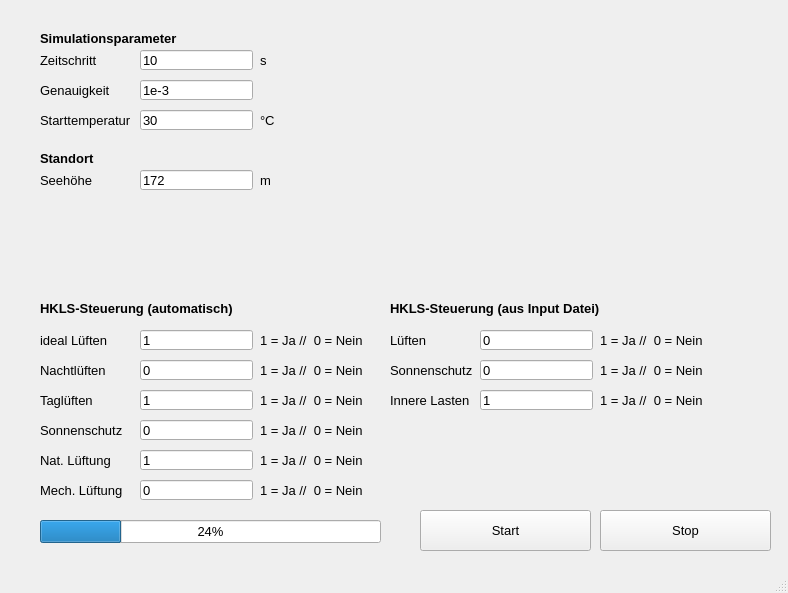
Before: the Qt Designer form SommerlUeberw_py/mainGUI2.ui in andreass0/SUe, drawn with Qt 5.
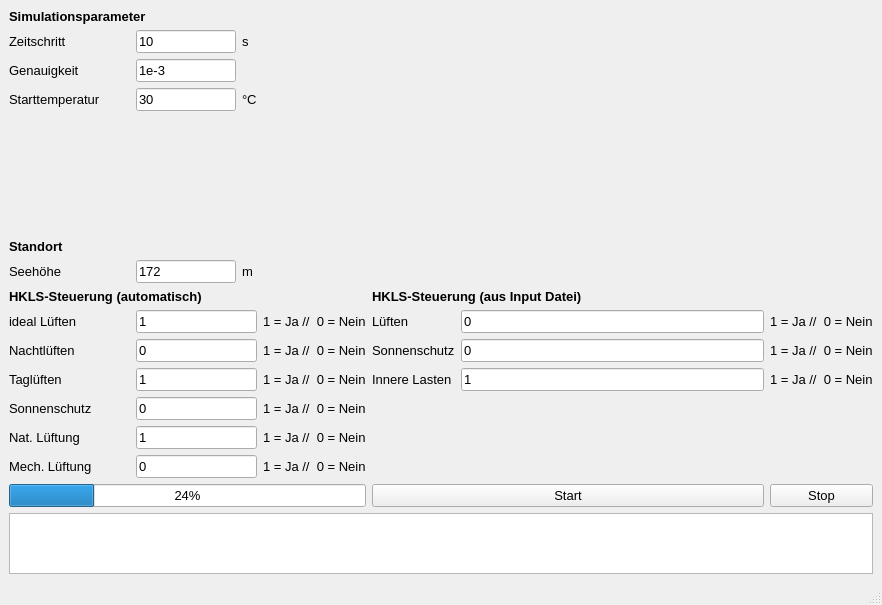
After: the same form once the commit is applied. Custom widgets are drawn as their Qt base class.

Commit message: Gui us in grid layout and can be scaled. Added handling for high resolution displays and scaling in mainWindow.py. Added estimated calculation time and simulation accuracy.

```diff
--- a/SommerlUeberw_py/mainGUI2.ui
+++ b/SommerlUeberw_py/mainGUI2.ui
@@ -6,41 +6,83 @@
    <rect>
     <x>0</x>
     <y>0</y>
-    <width>788</width>
-    <height>593</height>
+    <width>882</width>
+    <height>605</height>
    </rect>
   </property>
   <property name="windowTitle">
    <string>SUe-Thermischer Komfort</string>
   </property>
   <widget class="QWidget" name="centralwidget">
-   <widget class="QLabel" name="label_8">
-    <property name="geometry">
-     <rect>
-      <x>40</x>
-      <y>420</y>
-      <width>121</width>
-      <height>21</height>
-     </rect>
-    </property>
+   <layout class="QGridLayout" name="gridLayout">
+    <item row="13" column="0" colspan="4">
+     <widget class="QLabel" name="labelHKLS">
+      <property name="font">
+       <font>
+        <pointsize>10</pointsize>
+        <weight>75</weight>
+        <bold>true</bold>
+       </font>
+      </property>
+      <property name="text">
+       <string>HKLS-Steuerung (automatisch)</string>
+      </property>
+     </widget>
+    </item>
+    <item row="15" column="6">
+     <widget class="QLabel" name="label_19">
     <property name="font">
      <font>
       <pointsize>10</pointsize>
      </font>
     </property>
     <property name="text">
-     <string>Sonnenschutz</string>
-    </property>
-   </widget>
+       <string>1 = Ja //  0 = Nein</string>
+      </property>
+     </widget>
+    </item>
+    <item row="0" column="0" colspan="2">
+     <widget class="QLabel" name="labelSimpara">
+      <property name="font">
+       <font>
+        <pointsize>10</pointsize>
+        <weight>75</weight>
+        <bold>true</bold>
+       </font>
+      </property>
+      <property name="text">
+       <string>Simulationsparameter</string>
+      </property>
+     </widget>
+    </item>
+    <item row="13" column="4" colspan="3">
+     <widget class="QLabel" name="labelHKLS_2">
+      <property name="font">
+       <font>
+        <pointsize>10</pointsize>
+        <weight>75</weight>
+        <bold>true</bold>
+       </font>
+      </property>
+      <property name="text">
+       <string>HKLS-Steuerung (aus Input Datei)</string>
+      </property>
+     </widget>
+    </item>
+    <item row="14" column="4">
+     <widget class="QLabel" name="label_17">
+      <property name="font">
+       <font>
+        <pointsize>10</pointsize>
+       </font>
+      </property>
+      <property name="text">
+       <string>Lüften</string>
+      </property>
+     </widget>
+    </item>
+    <item row="14" column="1" colspan="2">
    <widget class="QLineEdit" name="idealLueftenInput">
-    <property name="geometry">
-     <rect>
-      <x>140</x>
-      <y>330</y>
-      <width>113</width>
-      <height>20</height>
-     </rect>
-    </property>
     <property name="font">
      <font>
       <pointsize>10</pointsize>
@@ -50,69 +92,110 @@
      <string>1</string>
     </property>
    </widget>
-   <widget class="QLabel" name="label_6">
-    <property name="geometry">
-     <rect>
-      <x>40</x>
-      <y>360</y>
-      <width>121</width>
-      <height>21</height>
-     </rect>
-    </property>
+    </item>
+    <item row="21" column="0" colspan="7">
+     <widget class="QTextEdit" name="textEditCalcInfo">
+      <property name="maximumSize">
+       <size>
+        <width>16777215</width>
+        <height>61</height>
+       </size>
+      </property>
+      <property name="html">
+       <string>&lt;!DOCTYPE HTML PUBLIC &quot;-//W3C//DTD HTML 4.0//EN&quot; &quot;http://www.w3.org/TR/REC-html40/strict.dtd&quot;&gt;
+&lt;html&gt;&lt;head&gt;&lt;meta name=&quot;qrichtext&quot; content=&quot;1&quot; /&gt;&lt;style type=&quot;text/css&quot;&gt;
+p, li { white-space: pre-wrap; }
+&lt;/style&gt;&lt;/head&gt;&lt;body style=&quot; font-family:'MS Shell Dlg 2'; font-size:8.25pt; font-weight:400; font-style:normal;&quot;&gt;
+&lt;p style=&quot;-qt-paragraph-type:empty; margin-top:0px; margin-bottom:0px; margin-left:0px; margin-right:0px; -qt-block-indent:0; text-indent:0px;&quot;&gt;&lt;br /&gt;&lt;/p&gt;&lt;/body&gt;&lt;/html&gt;</string>
+      </property>
+     </widget>
+    </item>
+    <item row="14" column="5">
+     <widget class="QLineEdit" name="CustomLueftenInput">
     <property name="font">
      <font>
       <pointsize>10</pointsize>
      </font>
     </property>
     <property name="text">
-     <string>Nachtlüften</string>
-    </property>
-   </widget>
-   <widget class="QLineEdit" name="zeitschrittInput">
-    <property name="geometry">
-     <rect>
-      <x>140</x>
-      <y>50</y>
-      <width>113</width>
-      <height>20</height>
-     </rect>
-    </property>
+       <string>0</string>
+      </property>
+     </widget>
+    </item>
+    <item row="16" column="5">
+     <widget class="QLineEdit" name="CustomInnereLastenInput">
+      <property name="font">
+       <font>
+        <pointsize>10</pointsize>
+       </font>
+      </property>
+      <property name="text">
+       <string>1</string>
+      </property>
+     </widget>
+    </item>
+    <item row="18" column="1" colspan="2">
+     <widget class="QLineEdit" name="NatLueftenInput">
     <property name="font">
      <font>
       <pointsize>10</pointsize>
      </font>
     </property>
     <property name="text">
-     <string>10</string>
-    </property>
-   </widget>
-   <widget class="QLabel" name="label">
-    <property name="geometry">
-     <rect>
-      <x>40</x>
-      <y>50</y>
-      <width>121</width>
-      <height>21</height>
-     </rect>
-    </property>
+       <string>1</string>
+      </property>
+     </widget>
+    </item>
+    <item row="15" column="4">
+     <widget class="QLabel" name="label_20">
+      <property name="font">
+       <font>
+        <pointsize>10</pointsize>
+       </font>
+      </property>
+      <property name="text">
+       <string>Sonnenschutz</string>
+      </property>
+     </widget>
+    </item>
+    <item row="15" column="1" colspan="2">
+     <widget class="QLineEdit" name="NachtlueftenInput">
     <property name="font">
      <font>
       <pointsize>10</pointsize>
      </font>
     </property>
     <property name="text">
-     <string>Zeitschritt</string>
-    </property>
-   </widget>
+       <string>0</string>
+      </property>
+     </widget>
+    </item>
+    <item row="16" column="1" colspan="2">
+     <widget class="QLineEdit" name="TaglueftenInput">
+      <property name="font">
+       <font>
+        <pointsize>10</pointsize>
+       </font>
+      </property>
+      <property name="text">
+       <string>1</string>
+      </property>
+     </widget>
+    </item>
+    <item row="19" column="3">
+     <widget class="QLabel" name="label_14">
+      <property name="font">
+       <font>
+        <pointsize>10</pointsize>
+       </font>
+      </property>
+      <property name="text">
+       <string>1 = Ja //  0 = Nein</string>
+      </property>
+     </widget>
+    </item>
+    <item row="14" column="3">
    <widget class="QLabel" name="label_4">
-    <property name="geometry">
-     <rect>
-      <x>260</x>
-      <y>330</y>
-      <width>121</width>
-      <height>21</height>
-     </rect>
-    </property>
     <property name="font">
      <font>
       <pointsize>10</pointsize>
@@ -122,50 +205,26 @@
      <string>1 = Ja //  0 = Nein</string>
     </property>
    </widget>
-   <widget class="QLabel" name="label_5">
-    <property name="geometry">
-     <rect>
-      <x>260</x>
-      <y>360</y>
-      <width>121</width>
-      <height>21</height>
-     </rect>
-    </property>
+    </item>
+    <item row="16" column="4">
+     <widget class="QLabel" name="label_23">
     <property name="font">
      <font>
       <pointsize>10</pointsize>
      </font>
     </property>
     <property name="text">
-     <string>1 = Ja //  0 = Nein</string>
-    </property>
-   </widget>
-   <widget class="QLineEdit" name="SonnenschutzInput">
-    <property name="geometry">
-     <rect>
-      <x>140</x>
-      <y>420</y>
-      <width>113</width>
-      <height>20</height>
-     </rect>
-    </property>
-    <property name="font">
-     <font>
-      <pointsize>10</pointsize>
-     </font>
-    </property>
-    <property name="text">
-     <string>0</string>
-    </property>
-   </widget>
+       <string>Innere Lasten</string>
+      </property>
+     </widget>
+    </item>
+    <item row="1" column="2">
    <widget class="QLabel" name="label_2">
-    <property name="geometry">
-     <rect>
-      <x>260</x>
-      <y>50</y>
-      <width>121</width>
-      <height>21</height>
-     </rect>
+      <property name="maximumSize">
+       <size>
+        <width>14</width>
+        <height>22</height>
+       </size>
     </property>
     <property name="font">
      <font>
@@ -176,14 +235,50 @@
      <string>s</string>
     </property>
    </widget>
+    </item>
+    <item row="17" column="0">
+     <widget class="QLabel" name="label_8">
+      <property name="font">
+       <font>
+        <pointsize>10</pointsize>
+       </font>
+      </property>
+      <property name="text">
+       <string>Sonnenschutz</string>
+      </property>
+     </widget>
+    </item>
+    <item row="18" column="0">
+     <widget class="QLabel" name="label_12">
+      <property name="font">
+       <font>
+        <pointsize>10</pointsize>
+       </font>
+      </property>
+      <property name="text">
+       <string>Nat. Lüftung</string>
+      </property>
+     </widget>
+    </item>
+    <item row="1" column="0">
+     <widget class="QLabel" name="label">
+      <property name="font">
+       <font>
+        <pointsize>10</pointsize>
+       </font>
+      </property>
+      <property name="text">
+       <string>Zeitschritt</string>
+      </property>
+     </widget>
+    </item>
+    <item row="14" column="0">
    <widget class="QLabel" name="label_3">
-    <property name="geometry">
-     <rect>
-      <x>40</x>
-      <y>330</y>
+      <property name="minimumSize">
+       <size>
       <width>121</width>
-      <height>21</height>
-     </rect>
+        <height>0</height>
+       </size>
     </property>
     <property name="font">
      <font>
@@ -194,33 +289,9 @@
      <string>ideal Lüften</string>
     </property>
    </widget>
-   <widget class="QLineEdit" name="NachtlueftenInput">
-    <property name="geometry">
-     <rect>
-      <x>140</x>
-      <y>360</y>
-      <width>113</width>
-      <height>20</height>
-     </rect>
-    </property>
-    <property name="font">
-     <font>
-      <pointsize>10</pointsize>
-     </font>
-    </property>
-    <property name="text">
-     <string>0</string>
-    </property>
-   </widget>
-   <widget class="QLabel" name="label_7">
-    <property name="geometry">
-     <rect>
-      <x>260</x>
-      <y>420</y>
-      <width>121</width>
-      <height>21</height>
-     </rect>
-    </property>
+    </item>
+    <item row="14" column="6">
+     <widget class="QLabel" name="label_18">
     <property name="font">
      <font>
       <pointsize>10</pointsize>
@@ -230,15 +301,51 @@
      <string>1 = Ja //  0 = Nein</string>
     </property>
    </widget>
+    </item>
+    <item row="17" column="1" colspan="2">
+     <widget class="QLineEdit" name="SonnenschutzInput">
+      <property name="font">
+       <font>
+        <pointsize>10</pointsize>
+       </font>
+      </property>
+      <property name="text">
+       <string>0</string>
+      </property>
+     </widget>
+    </item>
+    <item row="3" column="1">
+     <widget class="QLineEdit" name="startTempInput">
+      <property name="maximumSize">
+       <size>
+        <width>100</width>
+        <height>16777215</height>
+       </size>
+      </property>
+      <property name="font">
+       <font>
+        <pointsize>10</pointsize>
+       </font>
+      </property>
+      <property name="text">
+       <string>30</string>
+      </property>
+     </widget>
+    </item>
+    <item row="19" column="1" colspan="2">
+     <widget class="QLineEdit" name="MechLueftenInput">
+      <property name="font">
+       <font>
+        <pointsize>10</pointsize>
+       </font>
+      </property>
+      <property name="text">
+       <string>0</string>
+      </property>
+     </widget>
+    </item>
+    <item row="20" column="4" colspan="2">
    <widget class="QPushButton" name="startSimulation">
-    <property name="geometry">
-     <rect>
-      <x>420</x>
-      <y>510</y>
-      <width>171</width>
-      <height>41</height>
-     </rect>
-    </property>
     <property name="font">
      <font>
       <pointsize>10</pointsize>
@@ -248,69 +355,21 @@
      <string>Start</string>
     </property>
    </widget>
-   <widget class="QLabel" name="label_9">
-    <property name="geometry">
-     <rect>
-      <x>260</x>
-      <y>170</y>
-      <width>121</width>
-      <height>21</height>
-     </rect>
-    </property>
+    </item>
+    <item row="16" column="0">
+     <widget class="QLabel" name="label_16">
     <property name="font">
      <font>
       <pointsize>10</pointsize>
      </font>
     </property>
     <property name="text">
-     <string>m</string>
-    </property>
-   </widget>
-   <widget class="QLabel" name="label_10">
-    <property name="geometry">
-     <rect>
-      <x>40</x>
-      <y>170</y>
-      <width>121</width>
-      <height>21</height>
-     </rect>
-    </property>
-    <property name="font">
-     <font>
-      <pointsize>10</pointsize>
-     </font>
-    </property>
-    <property name="text">
-     <string>Seehöhe</string>
-    </property>
-   </widget>
-   <widget class="QLineEdit" name="SeehoeheInput">
-    <property name="geometry">
-     <rect>
-      <x>140</x>
-      <y>170</y>
-      <width>113</width>
-      <height>20</height>
-     </rect>
-    </property>
-    <property name="font">
-     <font>
-      <pointsize>10</pointsize>
-     </font>
-    </property>
-    <property name="text">
-     <string>172</string>
-    </property>
-   </widget>
+       <string>Taglüften</string>
+      </property>
+     </widget>
+    </item>
+    <item row="18" column="3">
    <widget class="QLabel" name="label_11">
-    <property name="geometry">
-     <rect>
-      <x>260</x>
-      <y>450</y>
-      <width>121</width>
-      <height>21</height>
-     </rect>
-    </property>
     <property name="font">
      <font>
       <pointsize>10</pointsize>
@@ -320,51 +379,33 @@
      <string>1 = Ja //  0 = Nein</string>
     </property>
    </widget>
-   <widget class="QLineEdit" name="NatLueftenInput">
-    <property name="geometry">
-     <rect>
-      <x>140</x>
-      <y>450</y>
-      <width>113</width>
-      <height>20</height>
-     </rect>
-    </property>
+    </item>
+    <item row="15" column="0">
+     <widget class="QLabel" name="label_6">
     <property name="font">
      <font>
       <pointsize>10</pointsize>
      </font>
     </property>
     <property name="text">
-     <string>1</string>
-    </property>
-   </widget>
-   <widget class="QLabel" name="label_12">
-    <property name="geometry">
-     <rect>
-      <x>40</x>
-      <y>450</y>
-      <width>121</width>
-      <height>21</height>
-     </rect>
-    </property>
+       <string>Nachtlüften</string>
+      </property>
+     </widget>
+    </item>
+    <item row="15" column="5">
+     <widget class="QLineEdit" name="CustomSonnenschutzInput">
     <property name="font">
      <font>
       <pointsize>10</pointsize>
      </font>
     </property>
     <property name="text">
-     <string>Nat. Lüftung</string>
-    </property>
-   </widget>
+       <string>0</string>
+      </property>
+     </widget>
+    </item>
+    <item row="19" column="0">
    <widget class="QLabel" name="label_13">
-    <property name="geometry">
-     <rect>
-      <x>40</x>
-      <y>480</y>
-      <width>121</width>
-      <height>21</height>
-     </rect>
-    </property>
     <property name="font">
      <font>
       <pointsize>10</pointsize>
@@ -374,51 +415,39 @@
      <string>Mech. Lüftung</string>
     </property>
    </widget>
-   <widget class="QLineEdit" name="MechLueftenInput">
-    <property name="geometry">
-     <rect>
-      <x>140</x>
-      <y>480</y>
-      <width>113</width>
-      <height>20</height>
-     </rect>
+    </item>
+    <item row="20" column="0" colspan="4">
+     <widget class="QProgressBar" name="progressBar">
+      <property name="minimumSize">
+       <size>
+        <width>0</width>
+        <height>0</height>
+       </size>
     </property>
     <property name="font">
      <font>
       <pointsize>10</pointsize>
      </font>
     </property>
-    <property name="text">
-     <string>0</string>
-    </property>
-   </widget>
-   <widget class="QLabel" name="label_14">
-    <property name="geometry">
-     <rect>
-      <x>260</x>
-      <y>480</y>
-      <width>121</width>
-      <height>21</height>
-     </rect>
-    </property>
+      <property name="value">
+       <number>24</number>
+      </property>
+     </widget>
+    </item>
+    <item row="11" column="0">
+     <widget class="QLabel" name="label_10">
     <property name="font">
      <font>
       <pointsize>10</pointsize>
      </font>
     </property>
     <property name="text">
-     <string>1 = Ja //  0 = Nein</string>
-    </property>
-   </widget>
+       <string>Seehöhe</string>
+      </property>
+     </widget>
+    </item>
+    <item row="16" column="3">
    <widget class="QLabel" name="label_15">
-    <property name="geometry">
-     <rect>
-      <x>260</x>
-      <y>390</y>
-      <width>121</width>
-      <height>21</height>
-     </rect>
-    </property>
     <property name="font">
      <font>
       <pointsize>10</pointsize>
@@ -428,71 +457,9 @@
      <string>1 = Ja //  0 = Nein</string>
     </property>
    </widget>
-   <widget class="QLineEdit" name="TaglueftenInput">
-    <property name="geometry">
-     <rect>
-      <x>140</x>
-      <y>390</y>
-      <width>113</width>
-      <height>20</height>
-     </rect>
-    </property>
-    <property name="font">
-     <font>
-      <pointsize>10</pointsize>
-     </font>
-    </property>
-    <property name="text">
-     <string>1</string>
-    </property>
-   </widget>
-   <widget class="QLabel" name="label_16">
-    <property name="geometry">
-     <rect>
-      <x>40</x>
-      <y>390</y>
-      <width>121</width>
-      <height>21</height>
-     </rect>
-    </property>
-    <property name="font">
-     <font>
-      <pointsize>10</pointsize>
-     </font>
-    </property>
-    <property name="text">
-     <string>Taglüften</string>
-    </property>
-   </widget>
-   <widget class="QLabel" name="labelSimpara">
-    <property name="geometry">
-     <rect>
-      <x>40</x>
-      <y>30</y>
-      <width>171</width>
-      <height>16</height>
-     </rect>
-    </property>
-    <property name="font">
-     <font>
-      <pointsize>10</pointsize>
-      <weight>75</weight>
-      <bold>true</bold>
-     </font>
-    </property>
-    <property name="text">
-     <string>Simulationsparameter</string>
-    </property>
-   </widget>
+    </item>
+    <item row="10" column="0" colspan="2">
    <widget class="QLabel" name="labelStandort">
-    <property name="geometry">
-     <rect>
-      <x>40</x>
-      <y>150</y>
-      <width>171</width>
-      <height>16</height>
-     </rect>
-    </property>
     <property name="font">
      <font>
       <pointsize>10</pointsize>
@@ -504,217 +471,9 @@
      <string>Standort</string>
     </property>
    </widget>
-   <widget class="QLabel" name="labelHKLS">
-    <property name="geometry">
-     <rect>
-      <x>40</x>
-      <y>300</y>
-      <width>281</width>
-      <height>16</height>
-     </rect>
-    </property>
-    <property name="font">
-     <font>
-      <pointsize>10</pointsize>
-      <weight>75</weight>
-      <bold>true</bold>
-     </font>
-    </property>
-    <property name="text">
-     <string>HKLS-Steuerung (automatisch)</string>
-    </property>
-   </widget>
-   <widget class="QPushButton" name="stopSimulation">
-    <property name="geometry">
-     <rect>
-      <x>600</x>
-      <y>510</y>
-      <width>171</width>
-      <height>41</height>
-     </rect>
-    </property>
-    <property name="font">
-     <font>
-      <pointsize>10</pointsize>
-     </font>
-    </property>
-    <property name="text">
-     <string>Stop</string>
-    </property>
-   </widget>
-   <widget class="QLabel" name="label_17">
-    <property name="geometry">
-     <rect>
-      <x>390</x>
-      <y>330</y>
-      <width>121</width>
-      <height>21</height>
-     </rect>
-    </property>
-    <property name="font">
-     <font>
-      <pointsize>10</pointsize>
-     </font>
-    </property>
-    <property name="text">
-     <string>Lüften</string>
-    </property>
-   </widget>
-   <widget class="QLineEdit" name="CustomSonnenschutzInput">
-    <property name="geometry">
-     <rect>
-      <x>480</x>
-      <y>360</y>
-      <width>113</width>
-      <height>20</height>
-     </rect>
-    </property>
-    <property name="font">
-     <font>
-      <pointsize>10</pointsize>
-     </font>
-    </property>
-    <property name="text">
-     <string>0</string>
-    </property>
-   </widget>
-   <widget class="QLabel" name="label_18">
-    <property name="geometry">
-     <rect>
-      <x>600</x>
-      <y>330</y>
-      <width>121</width>
-      <height>21</height>
-     </rect>
-    </property>
-    <property name="font">
-     <font>
-      <pointsize>10</pointsize>
-     </font>
-    </property>
-    <property name="text">
-     <string>1 = Ja //  0 = Nein</string>
-    </property>
-   </widget>
-   <widget class="QLabel" name="label_19">
-    <property name="geometry">
-     <rect>
-      <x>600</x>
-      <y>360</y>
-      <width>121</width>
-      <height>21</height>
-     </rect>
-    </property>
-    <property name="font">
-     <font>
-      <pointsize>10</pointsize>
-     </font>
-    </property>
-    <property name="text">
-     <string>1 = Ja //  0 = Nein</string>
-    </property>
-   </widget>
-   <widget class="QLabel" name="label_20">
-    <property name="geometry">
-     <rect>
-      <x>390</x>
-      <y>360</y>
-      <width>121</width>
-      <height>21</height>
-     </rect>
-    </property>
-    <property name="font">
-     <font>
-      <pointsize>10</pointsize>
-     </font>
-    </property>
-    <property name="text">
-     <string>Sonnenschutz</string>
-    </property>
-   </widget>
-   <widget class="QLineEdit" name="CustomLueftenInput">
-    <property name="geometry">
-     <rect>
-      <x>480</x>
-      <y>330</y>
-      <width>113</width>
-      <height>20</height>
-     </rect>
-    </property>
-    <property name="font">
-     <font>
-      <pointsize>10</pointsize>
-     </font>
-    </property>
-    <property name="text">
-     <string>0</string>
-    </property>
-   </widget>
-   <widget class="QLabel" name="labelHKLS_2">
-    <property name="geometry">
-     <rect>
-      <x>390</x>
-      <y>300</y>
-      <width>281</width>
-      <height>16</height>
-     </rect>
-    </property>
-    <property name="font">
-     <font>
-      <pointsize>10</pointsize>
-      <weight>75</weight>
-      <bold>true</bold>
-     </font>
-    </property>
-    <property name="text">
-     <string>HKLS-Steuerung (aus Input Datei)</string>
-    </property>
-   </widget>
-   <widget class="QLabel" name="label_23">
-    <property name="geometry">
-     <rect>
-      <x>390</x>
-      <y>390</y>
-      <width>121</width>
-      <height>21</height>
-     </rect>
-    </property>
-    <property name="font">
-     <font>
-      <pointsize>10</pointsize>
-     </font>
-    </property>
-    <property name="text">
-     <string>Innere Lasten</string>
-    </property>
-   </widget>
-   <widget class="QLineEdit" name="CustomInnereLastenInput">
-    <property name="geometry">
-     <rect>
-      <x>480</x>
-      <y>390</y>
-      <width>113</width>
-      <height>20</height>
-     </rect>
-    </property>
-    <property name="font">
-     <font>
-      <pointsize>10</pointsize>
-     </font>
-    </property>
-    <property name="text">
-     <string>1</string>
-    </property>
-   </widget>
+    </item>
+    <item row="16" column="6">
    <widget class="QLabel" name="label_24">
-    <property name="geometry">
-     <rect>
-      <x>600</x>
-      <y>390</y>
-      <width>121</width>
-      <height>21</height>
-     </rect>
-    </property>
     <property name="font">
      <font>
       <pointsize>10</pointsize>
@@ -724,56 +483,70 @@
      <string>1 = Ja //  0 = Nein</string>
     </property>
    </widget>
-   <widget class="QProgressBar" name="progressBar">
-    <property name="geometry">
-     <rect>
-      <x>40</x>
-      <y>520</y>
-      <width>341</width>
-      <height>23</height>
-     </rect>
+    </item>
+    <item row="1" column="1">
+     <widget class="QLineEdit" name="zeitschrittInput">
+      <property name="maximumSize">
+       <size>
+        <width>100</width>
+        <height>16777215</height>
+       </size>
     </property>
     <property name="font">
      <font>
       <pointsize>10</pointsize>
      </font>
     </property>
-    <property name="value">
-     <number>24</number>
-    </property>
-   </widget>
-   <widget class="PlotWidget" name="graphWidget" native="true">
-    <property name="geometry">
-     <rect>
-      <x>290</x>
-      <y>30</y>
-      <width>471</width>
-      <height>251</height>
-     </rect>
-    </property>
-   </widget>
+      <property name="text">
+       <string>10</string>
+      </property>
+     </widget>
+    </item>
+    <item row="15" column="3">
+     <widget class="QLabel" name="label_5">
+      <property name="font">
+       <font>
+        <pointsize>10</pointsize>
+       </font>
+      </property>
+      <property name="text">
+       <string>1 = Ja //  0 = Nein</string>
+      </property>
+     </widget>
+    </item>
+    <item row="6" column="1">
    <widget class="QLabel" name="label_21">
-    <property name="geometry">
-     <rect>
-      <x>250</x>
-      <y>80</y>
-      <width>121</width>
-      <height>21</height>
-     </rect>
-    </property>
     <property name="text">
      <string/>
     </property>
    </widget>
+    </item>
+    <item row="17" column="3">
+     <widget class="QLabel" name="label_7">
+      <property name="font">
+       <font>
+        <pointsize>10</pointsize>
+       </font>
+      </property>
+      <property name="text">
+       <string>1 = Ja //  0 = Nein</string>
+      </property>
+     </widget>
+    </item>
+    <item row="20" column="6">
+     <widget class="QPushButton" name="stopSimulation">
+      <property name="font">
+       <font>
+        <pointsize>10</pointsize>
+       </font>
+      </property>
+      <property name="text">
+       <string>Stop</string>
+      </property>
+     </widget>
+    </item>
+    <item row="2" column="0">
    <widget class="QLabel" name="label_22">
-    <property name="geometry">
-     <rect>
-      <x>40</x>
-      <y>80</y>
-      <width>121</width>
-      <height>21</height>
-     </rect>
-    </property>
     <property name="font">
      <font>
       <pointsize>10</pointsize>
@@ -783,14 +556,14 @@
      <string>Genauigkeit</string>
     </property>
    </widget>
+    </item>
+    <item row="2" column="1">
    <widget class="QLineEdit" name="genauigkeitInput">
-    <property name="geometry">
-     <rect>
-      <x>140</x>
-      <y>80</y>
-      <width>113</width>
-      <height>20</height>
-     </rect>
+      <property name="maximumSize">
+       <size>
+        <width>100</width>
+        <height>16777215</height>
+       </size>
     </property>
     <property name="font">
      <font>
@@ -801,51 +574,9 @@
      <string>1e-3</string>
     </property>
    </widget>
-   <widget class="QLabel" name="label_25">
-    <property name="geometry">
-     <rect>
-      <x>260</x>
-      <y>110</y>
-      <width>121</width>
-      <height>21</height>
-     </rect>
-    </property>
-    <property name="font">
-     <font>
-      <pointsize>10</pointsize>
-     </font>
-    </property>
-    <property name="text">
-     <string>°C</string>
-    </property>
-   </widget>
-   <widget class="QLineEdit" name="startTempInput">
-    <property name="geometry">
-     <rect>
-      <x>140</x>
-      <y>110</y>
-      <width>113</width>
-      <height>20</height>
-     </rect>
-    </property>
-    <property name="font">
-     <font>
-      <pointsize>10</pointsize>
-     </font>
-    </property>
-    <property name="text">
-     <string>30</string>
-    </property>
-   </widget>
+    </item>
+    <item row="3" column="0">
    <widget class="QLabel" name="label_26">
-    <property name="geometry">
-     <rect>
-      <x>40</x>
-      <y>110</y>
-      <width>121</width>
-      <height>21</height>
-     </rect>
-    </property>
     <property name="font">
      <font>
       <pointsize>10</pointsize>
@@ -855,6 +586,66 @@
      <string>Starttemperatur</string>
     </property>
    </widget>
+    </item>
+    <item row="3" column="2">
+     <widget class="QLabel" name="label_25">
+      <property name="font">
+       <font>
+        <pointsize>10</pointsize>
+       </font>
+      </property>
+      <property name="text">
+       <string>°C</string>
+      </property>
+     </widget>
+    </item>
+    <item row="11" column="2">
+     <widget class="QLabel" name="label_9">
+      <property name="maximumSize">
+       <size>
+        <width>14</width>
+        <height>22</height>
+       </size>
+      </property>
+      <property name="font">
+       <font>
+        <pointsize>10</pointsize>
+       </font>
+      </property>
+      <property name="text">
+       <string>m</string>
+      </property>
+     </widget>
+    </item>
+    <item row="11" column="1">
+     <widget class="QLineEdit" name="SeehoeheInput">
+      <property name="maximumSize">
+       <size>
+        <width>100</width>
+        <height>16777215</height>
+       </size>
+      </property>
+      <property name="font">
+       <font>
+        <pointsize>10</pointsize>
+       </font>
+      </property>
+      <property name="text">
+       <string>172</string>
+      </property>
+     </widget>
+    </item>
+    <item row="1" column="3" rowspan="11" colspan="4">
+     <widget class="PlotWidget" name="graphWidget" native="true">
+      <property name="minimumSize">
+       <size>
+        <width>0</width>
+        <height>0</height>
+       </size>
+      </property>
+     </widget>
+    </item>
+   </layout>
   </widget>
   <widget class="QStatusBar" name="statusbar"/>
  </widget>
```
Lines whose indentation alone changed are shown as unchanged. The commit also changes 13 other files.
